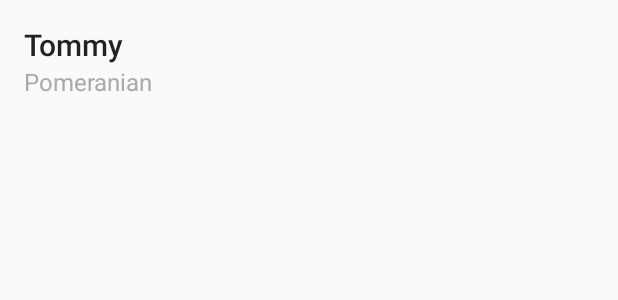
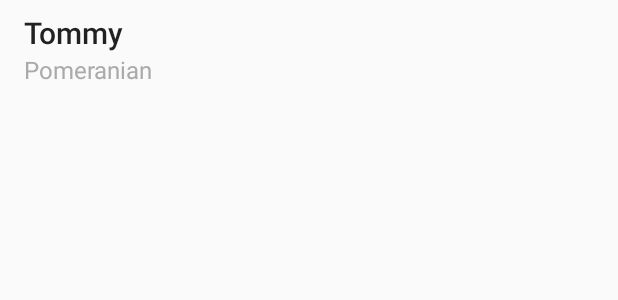
Before and after one commit to ZianeA/Pets, an Android app: the layout pet_list_item.xml on its own in the app's theme, with its tools: preview values and no code run, on a phone screen of 412 x 824 dp. Shown: the top 300 px of the screen. Run offline under Robolectric (Android 15) with nearby library versions, the phone set to English and light mode, and no system bars.

```diff
--- a/app/src/main/java/com/example/android/pets/data/PetContract.java
+++ b/app/src/main/java/com/example/android/pets/data/PetContract.java
@@ -21,9 +21,5 @@ public final class PetContract {
         public static final String COLUMN_WEIGHT = "weight";
 
         public static final Uri CONTENT_URI = Uri.withAppendedPath(BASE_CONTENT_URI, PATH_PETS);
-
-        public static final int GENDER_MALE = 0;
-        public static final int GENDER_FEMALE = 1;
-        public static final int GENDER_UNKNOWN = 2;
     }
 }
--- a/app/src/main/res/layout/pet_list_item.xml
+++ b/app/src/main/res/layout/pet_list_item.xml
@@ -1,10 +1,20 @@
 <?xml version="1.0" encoding="utf-8"?>
-<android.support.constraint.ConstraintLayout xmlns:android="http://schemas.android.com/apk/res/android"
+<layout xmlns:android="http://schemas.android.com/apk/res/android"
     xmlns:app="http://schemas.android.com/apk/res-auto"
-    xmlns:tools="http://schemas.android.com/tools"
+    xmlns:tools="http://schemas.android.com/tools">
+
+    <data>
+
+        <variable
+            name="pet"
+            type="com.example.android.pets.Pet" />
+    </data>
+
+    <android.support.constraint.ConstraintLayout
         android:layout_width="match_parent"
         android:layout_height="wrap_content"
         android:clickable="true"
+        android:paddingBottom="8dp"
         android:focusable="true"
         android:foreground="?android:attr/selectableItemBackground">
 
@@ -14,7 +24,8 @@
             android:layout_height="wrap_content"
             android:layout_marginLeft="16dp"
             android:layout_marginStart="16dp"
-        android:layout_marginTop="16dp"
+            android:layout_marginTop="8dp"
+            android:text="@{pet.name}"
             android:textAppearance="@style/TextAppearance.AppCompat.Title"
             app:layout_constraintStart_toStartOf="parent"
             app:layout_constraintTop_toTopOf="parent"
@@ -24,9 +35,11 @@
             android:id="@+id/tv_breed"
             android:layout_width="wrap_content"
             android:layout_height="wrap_content"
+            android:text="@{pet.breed}"
             android:textAppearance="@style/TextAppearance.AppCompat.Subhead"
             android:textColor="@android:color/darker_gray"
             app:layout_constraintStart_toStartOf="@+id/tv_name"
             app:layout_constraintTop_toBottomOf="@+id/tv_name"
             tools:text="Pomeranian" />
     </android.support.constraint.ConstraintLayout>
+</layout>
```
Also changed, not shown: app/build.gradle (+7 -2 lines), app/src/main/java/com/example/android/pets/EditorActivity.java (+9 -17 lines), app/src/main/java/com/example/android/pets/Pet.java (+28 -2 lines), app/src/main/java/com/example/android/pets/PetsAdapter.java (+21 -16 lines), app/src/main/res/layout/activity_editor.xml (+18 -3 lines). Lines whose indentation alone changed are shown as unchanged.
